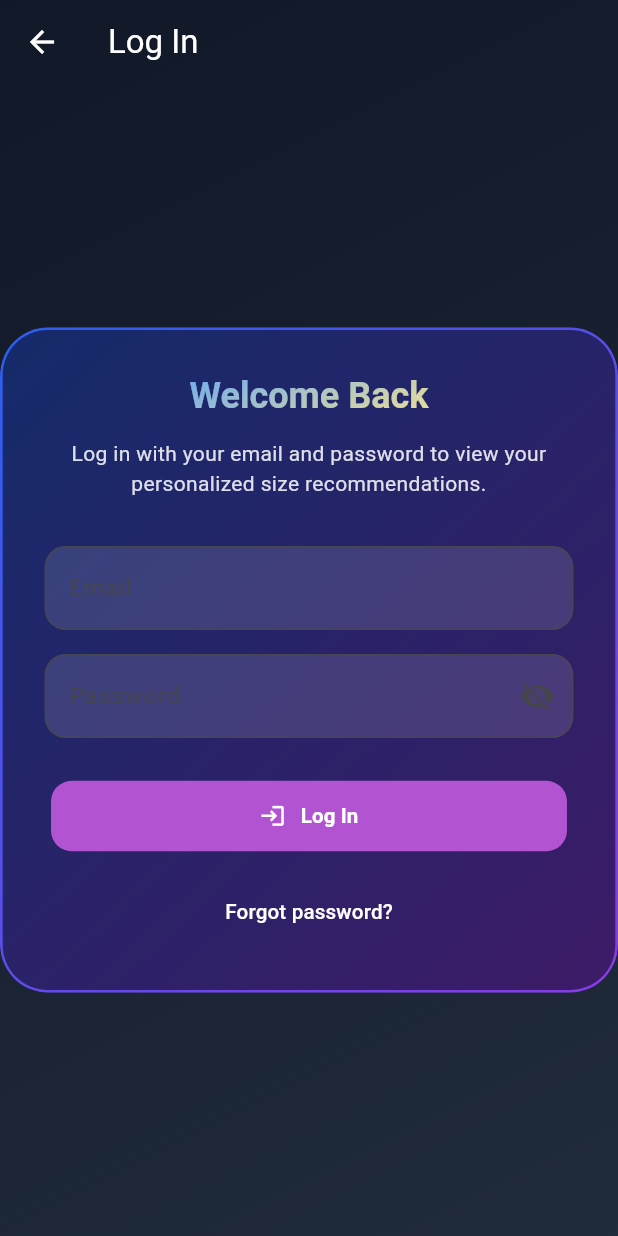
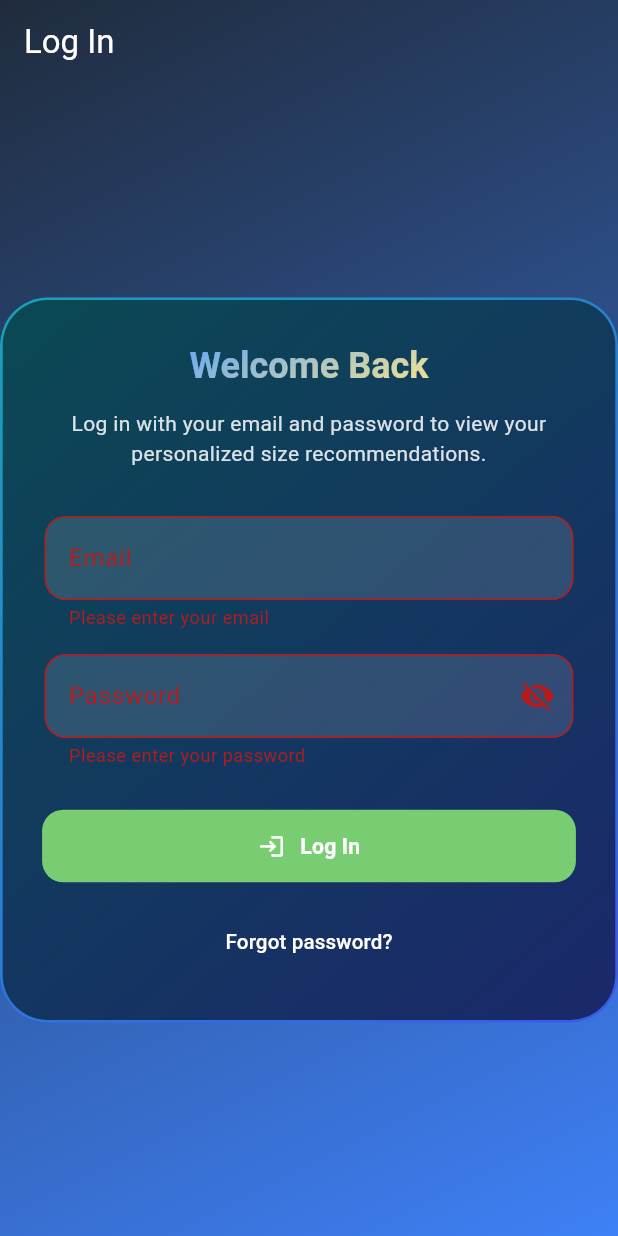
Before and after one commit to TheBaytur/virtusize, a Flutter app: the screen it shows after launch, after a tap on "Log In", on a phone screen of 412 x 824 dp. Run offline on Flutter 3.47's test engine with Material 3 defaults, Android fonts, the phone set to English and light mode, and no system bars.

Commit message:
login fixed

```diff
--- a/lib/login_page.dart
+++ b/lib/login_page.dart
@@ -2,10 +2,10 @@
 
 import 'animated_effects.dart';
 
-// Animated login page with email and password fields, validation, and a submit button.
+class LoginPage extends StatefulWidget {
+  const LoginPage({super.key, required this.onLoginSuccess});
 
-class LoginPage extends StatefulWidget {
-  const LoginPage({super.key});
+  final VoidCallback onLoginSuccess;
 
   @override
   State<LoginPage> createState() => _LoginPageState();
@@ -207,6 +207,12 @@
       const SnackBar(content: Text('Logged in successfully!')),
     );
 
-    Navigator.of(context).pop();
+    await Future<void>.delayed(const Duration(milliseconds: 600));
+
+    if (!mounted) {
+      return;
+    }
+
+    widget.onLoginSuccess();
   }
 }
--- a/lib/main.dart
+++ b/lib/main.dart
@@ -3,6 +3,7 @@
 
 import 'animated_effects.dart';
 import 'login_page.dart';
+import 'splash_screen.dart';
 
 // 20.10
 
@@ -10,8 +11,27 @@
   runApp(const VirtusizeDemoApp());
 }
 
-class VirtusizeDemoApp extends StatelessWidget {
+enum _AppStage { splash, login, home }
+
+class VirtusizeDemoApp extends StatefulWidget {
   const VirtusizeDemoApp({super.key});
+
+  @override
+  State<VirtusizeDemoApp> createState() => _VirtusizeDemoAppState();
+}
+
+class _VirtusizeDemoAppState extends State<VirtusizeDemoApp> {
+  _AppStage _stage = _AppStage.splash;
+
+  void _showLogin() {
+    if (!mounted) return;
+    setState(() => _stage = _AppStage.login);
+  }
+
+  void _showHome() {
+    if (!mounted) return;
+    setState(() => _stage = _AppStage.home);
+  }
 
   @override
   Widget build(BuildContext context) {
@@ -22,8 +42,35 @@
         colorScheme: ColorScheme.fromSeed(seedColor: Colors.indigo),
         useMaterial3: true,
       ),
-      home: const VirtusizeDemoScreen(),
+      home: AnimatedSwitcher(
+        duration: const Duration(milliseconds: 700),
+        transitionBuilder: (child, animation) {
+          final curved = CurvedAnimation(parent: animation, curve: Curves.easeInOut);
+          return FadeTransition(
+            opacity: curved,
+            child: ScaleTransition(scale: Tween<double>(begin: 0.98, end: 1.0).animate(curved), child: child),
+          );
+        },
+        child: _buildStage(),
+      ),
     );
+  }
+
+  Widget _buildStage() {
+    switch (_stage) {
+      case _AppStage.splash:
+        return SplashScreen(
+          key: const ValueKey('splash'),
+          onFinished: _showLogin,
+        );
+      case _AppStage.login:
+        return LoginPage(
+          key: const ValueKey('login'),
+          onLoginSuccess: _showHome,
+        );
+      case _AppStage.home:
+        return const VirtusizeDemoScreen(key: ValueKey('home'));
+    }
   }
 }
 
@@ -74,31 +121,12 @@
                       ),
                     ),
                   ),
-                  const SizedBox(height: 24),
-                  AnimatedActionButton(
-                    onPressed: () => _openLogin(context),
-                    icon: const Icon(Icons.login, color: Colors.white),
-                    label: const Text('Log In'),
-                    colors: const [
-                      Color(0xFF6366F1),
-                      Color(0xFFEC4899),
-                      Color(0xFFF97316),
-                      Color(0xFF22D3EE),
-                    ],
-                  ),
+                  const SizedBox(height: 16),
                 ],
               ),
             ),
           ),
         ),
-      ),
-    );
-  }
-
-  void _openLogin(BuildContext context) {
-    Navigator.of(context).push(
-      MaterialPageRoute<void>(
-        builder: (_) => const LoginPage(),
       ),
     );
   }
--- /dev/null
+++ b/lib/splash_screen.dart
@@ -0,0 +1,102 @@
+import 'package:flutter/material.dart';
+
+import 'animated_effects.dart';
+
+class SplashScreen extends StatefulWidget {
+  const SplashScreen({super.key, required this.onFinished});
+
+  final VoidCallback onFinished;
+
+  @override
+  State<SplashScreen> createState() => _SplashScreenState();
+}
+
+class _SplashScreenState extends State<SplashScreen> {
+  @override
+  void initState() {
+    super.initState();
+    Future<void>.delayed(const Duration(seconds: 2), () {
+      if (!mounted) {
+        return;
+      }
+      widget.onFinished();
+    });
+  }
+
+  @override
+  Widget build(BuildContext context) {
+    return AnimatedGradientBackground(
+      colors: const [
+        Color(0xFF0B1120),
+        Color(0xFF1E1B4B),
+        Color(0xFF312E81),
+        Color(0xFF4338CA),
+      ],
+      duration: const Duration(seconds: 16),
+      child: Scaffold(
+        backgroundColor: Colors.transparent,
+        body: Center(
+          child: ConstrainedBox(
+            constraints: const BoxConstraints(maxWidth: 480),
+            child: AnimatedGradientBackground(
+              colors: const [
+                Color(0xFF38BDF8),
+                Color(0xFF6366F1),
+                Color(0xFFF472B6),
+                Color(0xFFF59E0B),
+              ],
+              borderRadius: BorderRadius.circular(40),
+              padding: const EdgeInsets.all(2.4),
+              duration: const Duration(seconds: 10),
+              child: Container(
+                decoration: BoxDecoration(
+                  color: Colors.black.withOpacity(0.6),
+                  borderRadius: BorderRadius.circular(36),
+                ),
+                padding: const EdgeInsets.symmetric(horizontal: 32, vertical: 48),
+                child: Column(
+                  mainAxisSize: MainAxisSize.min,
+                  children: [
+                    AnimatedPulse(
+                      child: Icon(
+                        Icons.straighten,
+                        color: Colors.white,
+                        size: 72,
+                      ),
+                    ),
+                    const SizedBox(height: 24),
+                    AnimatedGradientText(
+                      text: 'Welcome to Virtusize',
+                      textAlign: TextAlign.center,
+                      style: Theme.of(context).textTheme.headlineMedium?.copyWith(
+                            fontWeight: FontWeight.w700,
+                            color: Colors.white,
+                          ),
+                    ),
+                    const SizedBox(height: 16),
+                    Text(
+                      'Loading your personalized size experience...',
+                      style: Theme.of(context).textTheme.bodyLarge?.copyWith(
+                            color: Colors.white70,
+                          ),
+                      textAlign: TextAlign.center,
+                    ),
+                    const SizedBox(height: 32),
+                    const SizedBox(
+                      width: 42,
+                      height: 42,
+                      child: CircularProgressIndicator(
+                        strokeWidth: 3,
+                        valueColor: AlwaysStoppedAnimation<Color>(Colors.white),
+                      ),
+                    ),
+                  ],
+                ),
+              ),
+            ),
+          ),
+        ),
+      ),
+    );
+  }
+}
```
